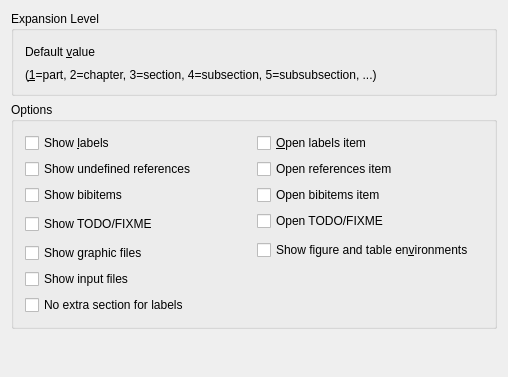
This is src/widgets/structureviewconfigwidget.ui in KDE/kile as Qt 5 draws it before an edit. The edited form follows.
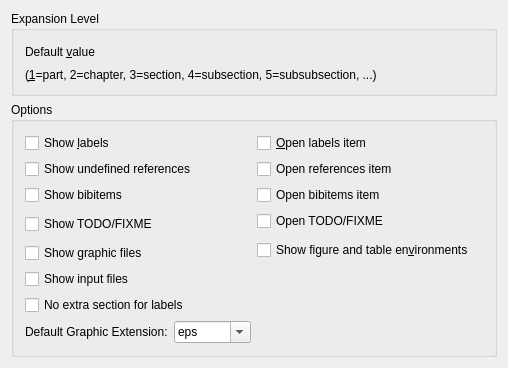
This is the edited form. Custom widgets are drawn as their Qt base class.

Commit message: StructureView support for graphic files without extensions.  Configurable on both project and global levels.

Patch:
```diff
--- a/src/widgets/structureviewconfigwidget.ui
+++ b/src/widgets/structureviewconfigwidget.ui
@@ -6,7 +6,7 @@
     <x>0</x>
     <y>0</y>
     <width>508</width>
-    <height>377</height>
+    <height>336</height>
    </rect>
   </property>
   <property name="sizePolicy" >
@@ -220,11 +220,57 @@
         </property>
        </widget>
       </item>
+      <item row="8" column="0">
+       <layout class="QHBoxLayout" name="horizontalLayout">
+        <item>
+         <widget class="QLabel" name="label">
+          <property name="text">
+           <string>Default Graphic Extension:</string>
+          </property>
+         </widget>
+        </item>
+        <item>
+         <widget class="QComboBox" name="kcfg_SvDefaultGraphicExt">
+          <property name="toolTip">
+           <string>Extension to use for graphic files without extensions</string>
+          </property>
+          <property name="editable">
+           <bool>true</bool>
+          </property>
+          <item>
+           <property name="text">
+            <string>eps</string>
+           </property>
+          </item>
+          <item>
+           <property name="text">
+            <string>pdf</string>
+           </property>
+          </item>
+          <item>
+           <property name="text">
+            <string>png</string>
+           </property>
+          </item>
+          <item>
+           <property name="text">
+            <string>jpg</string>
+           </property>
+          </item>
+          <item>
+           <property name="text">
+            <string>tif</string>
+           </property>
+          </item>
+         </widget>
+        </item>
+       </layout>
+      </item>
      </layout>
     </widget>
    </item>
    <item>
-    <spacer>
+    <spacer name="verticalSpacer">
      <property name="orientation" >
       <enum>Qt::Vertical</enum>
      </property>
```
The commit also changes 9 other files.
